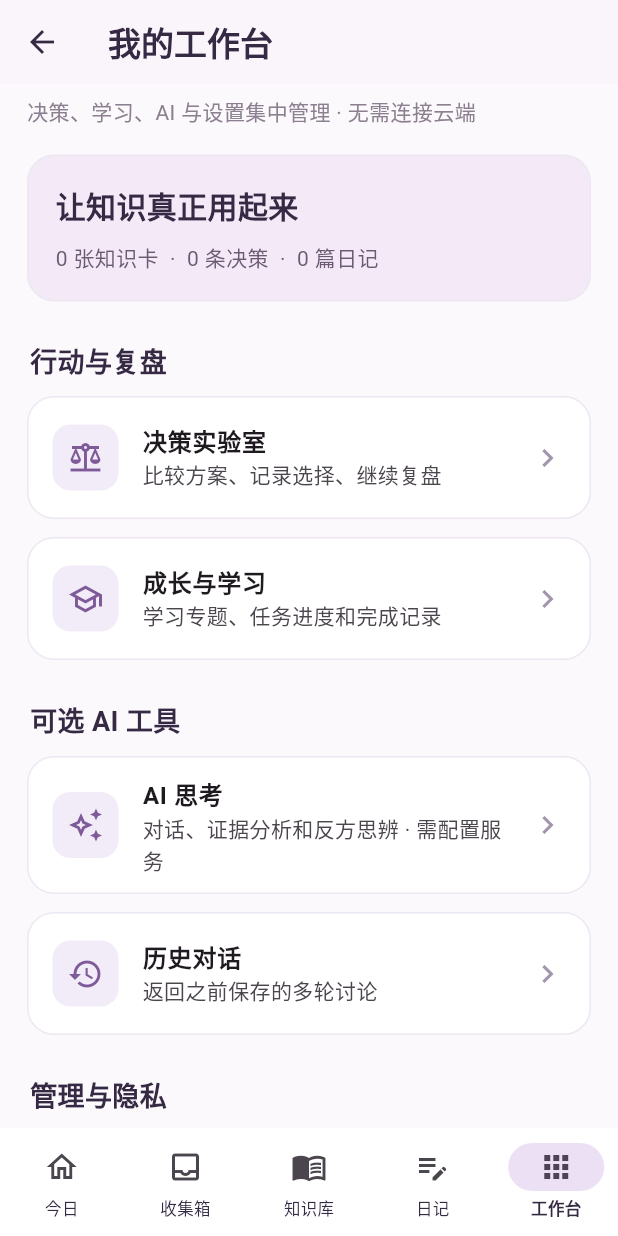
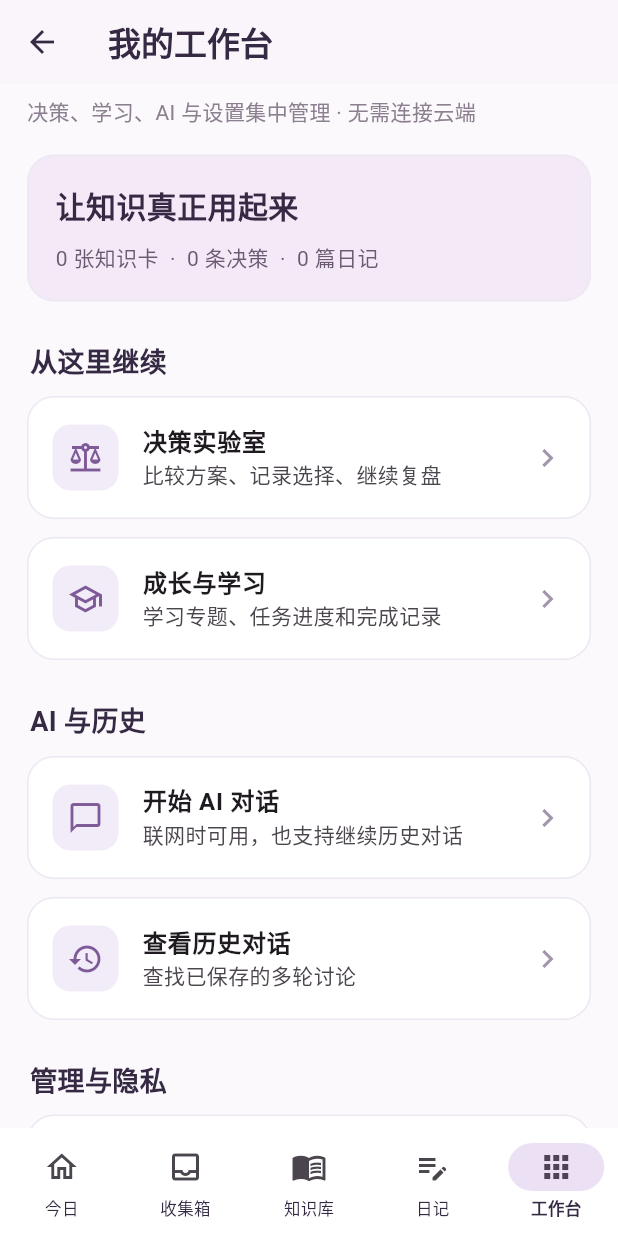
Before and after one commit to AlexMartinDev01/myproject01, a Flutter app: the HomeShell screen opened directly, item 5 of the bottom bar chosen, on a phone screen of 412 x 824 dp. Run offline on Flutter 3.47's test engine with Material 3 defaults, Android fonts, the light colour scheme and no system bars; our stand-ins replace file_picker, flutter_markdown_plus, flutter_secure_storage, pdf, shared_preferences, sqflite; missing offline and left inert: cryptography, pdfx, read_pdf_text; accounts and stored records are empty.

Commit message:
feat(ux): simplify AI entry and make workspace action-oriented

```diff
--- a/lib/screens.dart
+++ b/lib/screens.dart
@@ -1056,19 +1056,25 @@ class AiHubPage extends StatelessWidget {
       SizedBox(width: double.infinity, child: FilledButton.icon(
         onPressed: () => openPage(context, const AiChatPage(mode: 'ask')),
         icon: const Icon(Icons.chat_bubble_outline), label: const Text('开始普通 AI 对话'))),
+      const SizedBox(height: 10),
+      OutlinedButton.icon(
+        onPressed: () => openPage(context, const ChatHistoryPage()),
+        icon: const Icon(Icons.history),
+        label: const Text('继续之前的对话')),
       const SizedBox(height: 12),
       const SectionHeading('其他思考方式'),
-      NavCard(icon: Icons.history, title: '历史对话',
-        subtitle: '本机加密保存 · 重命名、搜索和继续追问',
-        onTap: () => openPage(context, const ChatHistoryPage())),
       NavCard(icon: Icons.school_outlined, title: '费曼学习教练',
-        subtitle: '解释、复述、反例、主动回忆', onTap: () => openPage(context, const AiChatPage(mode: 'learn'))),
+        subtitle: '先理解，再用自己的语言解释',
+        onTap: () => openPage(context, const AiChatPage(mode: 'learn'))),
       NavCard(icon: Icons.forum_outlined, title: '反方思辨',
-        subtitle: '识别论证漏洞与忽略的前提', onTap: () => openPage(context, const AiChatPage(mode: 'challenge'))),
+        subtitle: '从不同角度挑战现有想法',
+        onTap: () => openPage(context, const AiChatPage(mode: 'challenge'))),
       NavCard(icon: Icons.balance, title: '决策实验室',
-        subtitle: '选项、证据、权衡与复盘', onTap: () => openPage(context, const DecisionPage())),
-      NavCard(icon: Icons.settings_outlined, title: '连接 AI 工作站',
-        subtitle: '设置 DeepSeek 私有代理或 Windows 节点',
+        subtitle: '整理选项、记录权衡并复盘',
+        onTap: () => openPage(context, const DecisionPage())),
+      const SectionHeading('使用前的连接设置'),
+      NavCard(icon: Icons.settings_outlined, title: '连接 AI 服务',
+        subtitle: 'AI 需要联网；普通日记不会自动上传',
         onTap: () => openPage(context, const DeviceSettingsPage())),
     ]);
 }
@@ -2009,19 +2015,19 @@ class WorkspacePage extends StatelessWidget {
               '${store.ofKind('journal').length} 篇日记',
               style: const TextStyle(color: Color(0xFF6B5A72))),
           ])),
-        const SectionHeading('行动与复盘'),
+        const SectionHeading('从这里继续'),
         NavCard(icon: Icons.balance_outlined, title: '决策实验室',
           subtitle: '比较方案、记录选择、继续复盘',
           onTap: () => openPage(context, const DecisionPage())),
         NavCard(icon: Icons.school_outlined, title: '成长与学习',
           subtitle: '学习专题、任务进度和完成记录',
           onTap: () => openPage(context, const LearningPage())),
-        const SectionHeading('可选 AI 工具'),
-        NavCard(icon: Icons.auto_awesome_outlined, title: 'AI 思考',
-          subtitle: '对话、证据分析和反方思辨 · 需配置服务',
-          onTap: () => openPage(context, const AiHubPage())),
-        NavCard(icon: Icons.history_outlined, title: '历史对话',
-          subtitle: '返回之前保存的多轮讨论',
+        const SectionHeading('AI 与历史'),
+        NavCard(icon: Icons.chat_bubble_outline, title: '开始 AI 对话',
+          subtitle: '联网时可用，也支持继续历史对话',
+          onTap: () => openPage(context, const AiChatPage(mode: 'ask'))),
+        NavCard(icon: Icons.history_outlined, title: '查看历史对话',
+          subtitle: '查找已保存的多轮讨论',
           onTap: () => openPage(context, const ChatHistoryPage())),
         const SectionHeading('管理与隐私'),
         NavCard(icon: Icons.person_outline, title: '我的资料与设置',
```
